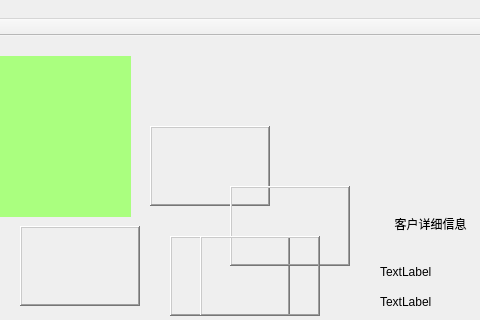
This is TestUI/mainwindow.ui in Anne081031/ParkSolution as Qt 5 draws it before an edit; both pictures show x 140 to 620 and y 0 to 320 of the 932 by 459 pixel window. The edited form follows.
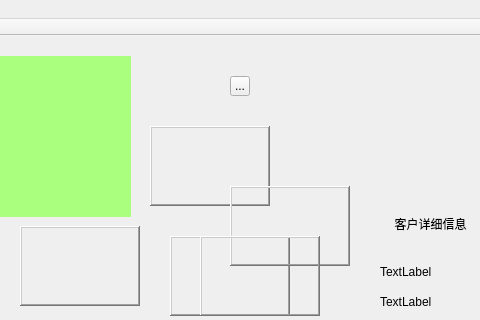
This is the edited form.

Patch:
```diff
--- a/TestUI/mainwindow.ui
+++ b/TestUI/mainwindow.ui
@@ -512,6 +512,31 @@
      </rect>
     </property>
    </widget>
+   <widget class="QToolButton" name="toolButton">
+    <property name="geometry">
+     <rect>
+      <x>370</x>
+      <y>40</y>
+      <width>20</width>
+      <height>20</height>
+     </rect>
+    </property>
+    <property name="minimumSize">
+     <size>
+      <width>20</width>
+      <height>20</height>
+     </size>
+    </property>
+    <property name="maximumSize">
+     <size>
+      <width>20</width>
+      <height>20</height>
+     </size>
+    </property>
+    <property name="text">
+     <string>...</string>
+    </property>
+   </widget>
   </widget>
   <widget class="QMenuBar" name="menuBar">
    <property name="geometry">
```
